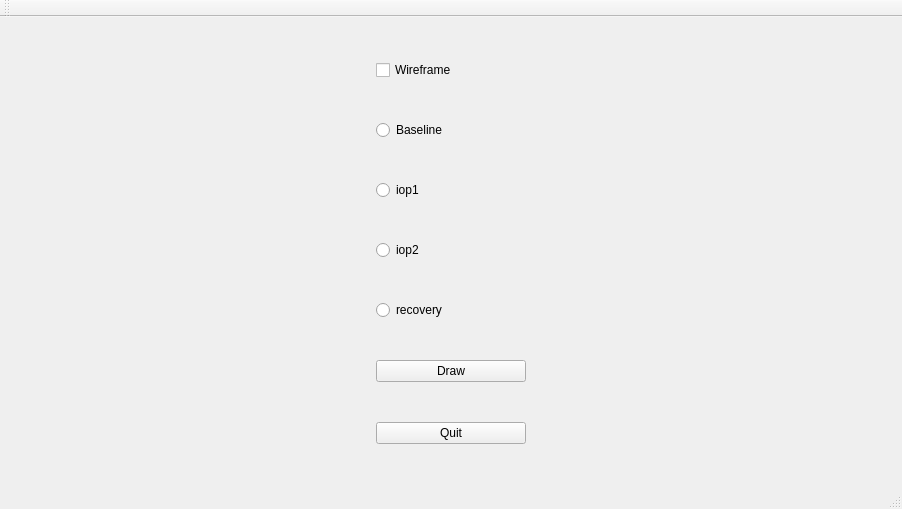
First picture: the form in src/local/interface/mainwindow.ui, repository Lyriix/3DJacobianAnalysisLC, before the edit.
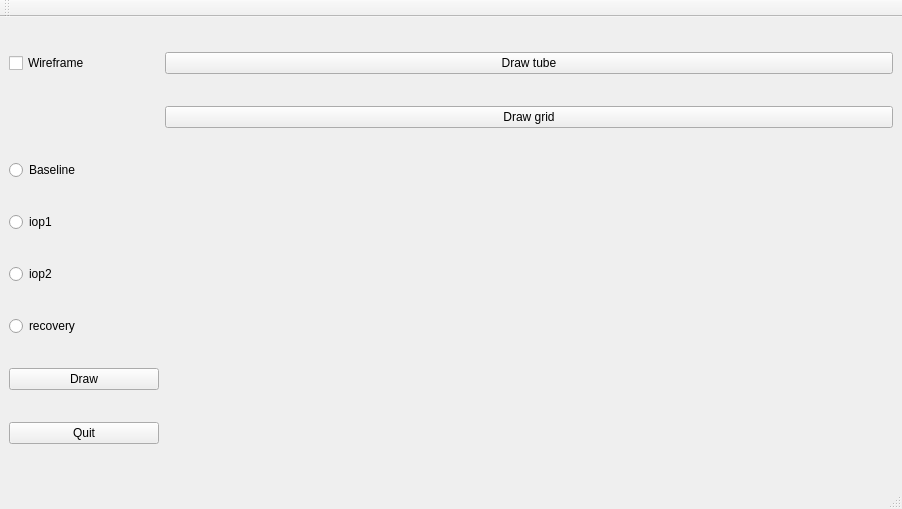
Second picture: the form after the edit.

Commit message: Add of different button for dispplay

Diff of the .ui file:
```diff
--- a/src/local/interface/mainwindow.ui
+++ b/src/local/interface/mainwindow.ui
@@ -51,7 +51,7 @@
         </property>
        </widget>
       </item>
-      <item row="10" column="0">
+      <item row="12" column="0">
        <widget class="QPushButton" name="quit">
         <property name="sizePolicy">
          <sizepolicy hsizetype="Fixed" vsizetype="Fixed">
@@ -70,35 +70,35 @@
         </property>
        </widget>
       </item>
-      <item row="5" column="0">
+      <item row="7" column="0">
        <widget class="QRadioButton" name="recovery">
         <property name="text">
          <string>recovery</string>
         </property>
        </widget>
       </item>
-      <item row="2" column="0">
+      <item row="4" column="0">
        <widget class="QRadioButton" name="baseline">
         <property name="text">
          <string>Baseline</string>
         </property>
        </widget>
       </item>
-      <item row="4" column="0">
+      <item row="6" column="0">
        <widget class="QRadioButton" name="iop2">
         <property name="text">
          <string>iop2</string>
         </property>
        </widget>
       </item>
-      <item row="3" column="0">
+      <item row="5" column="0">
        <widget class="QRadioButton" name="iop1">
         <property name="text">
          <string>iop1</string>
         </property>
        </widget>
       </item>
-      <item row="6" column="0">
+      <item row="8" column="0">
        <widget class="QPushButton" name="draw">
         <property name="sizePolicy">
          <sizepolicy hsizetype="Fixed" vsizetype="Fixed">
@@ -117,6 +117,20 @@
         </property>
        </widget>
       </item>
+      <item row="0" column="1">
+       <widget class="QPushButton" name="tube_button">
+        <property name="text">
+         <string>Draw tube</string>
+        </property>
+       </widget>
+      </item>
+      <item row="1" column="1">
+       <widget class="QPushButton" name="grid_button">
+        <property name="text">
+         <string>Draw grid</string>
+        </property>
+       </widget>
+      </item>
      </layout>
     </item>
     <item>
```
The commit also changes 4 other files.
